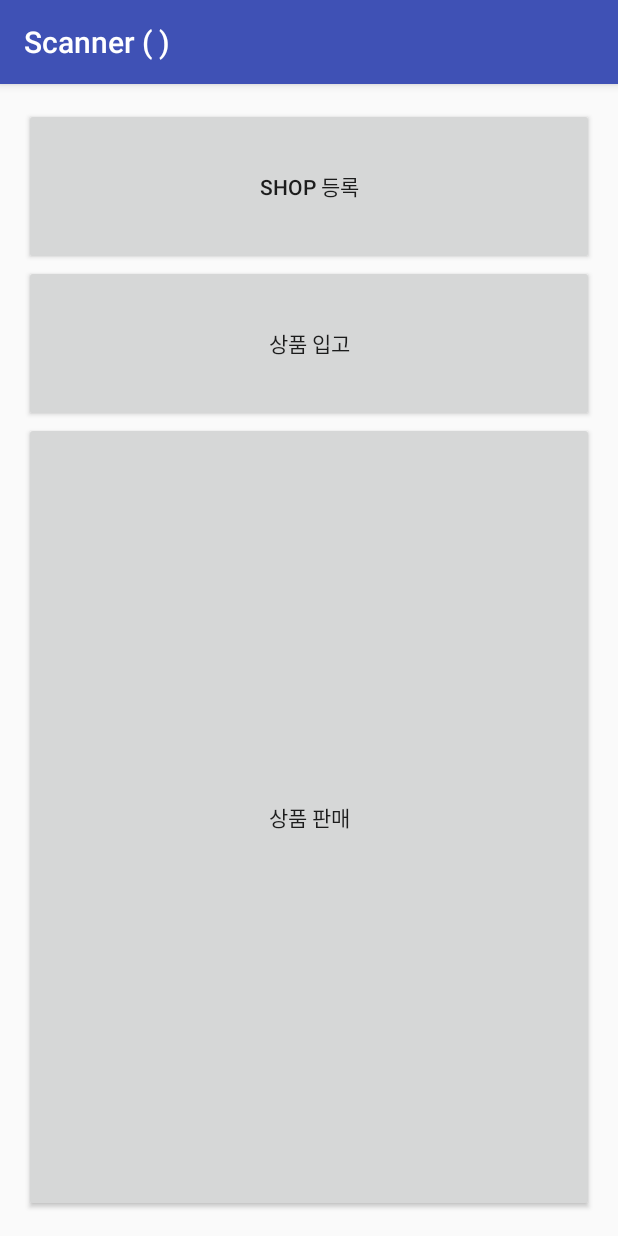
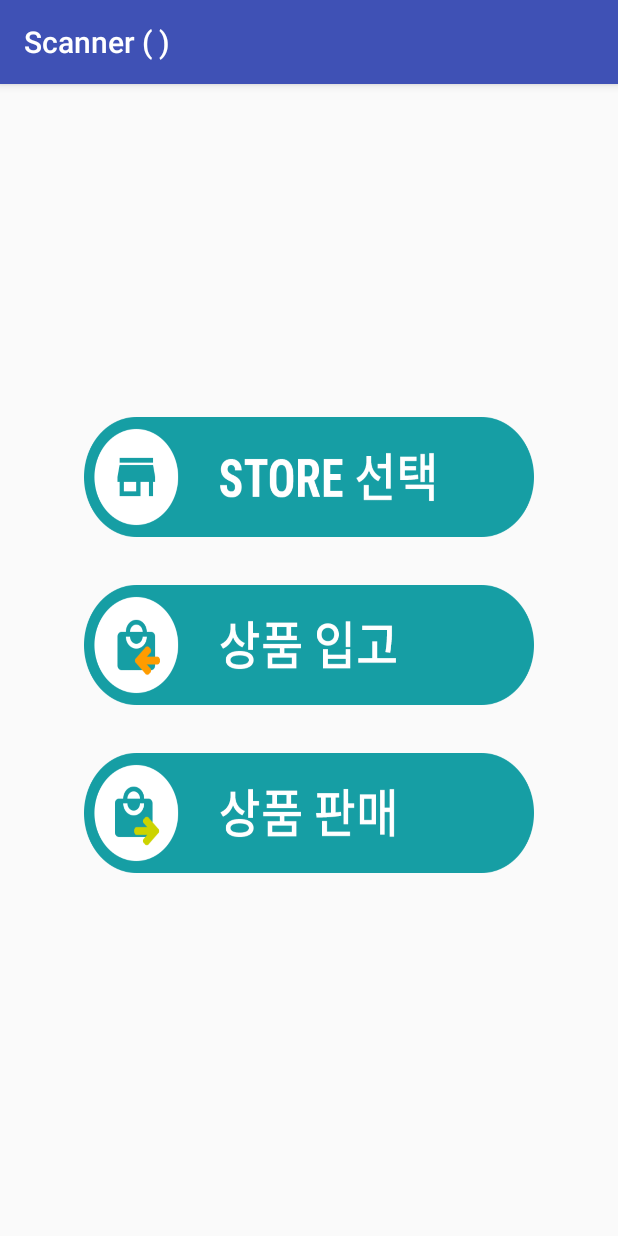
Before and after one commit to ldh1254/isthere, an Android app: the screen it shows after launch (MainActivity), on a phone screen of 412 x 824 dp. Run offline under Robolectric (Android 15) with nearby library versions, the phone set to English and light mode, and no system bars.

Commit message:
button image updated

```diff
--- a/app/src/main/res/layout/activity_main.xml
+++ b/app/src/main/res/layout/activity_main.xml
@@ -4,34 +4,40 @@
     android:id="@+id/activity_main"
     android:layout_width="match_parent"
     android:layout_height="match_parent"
-    android:paddingBottom="@dimen/activity_vertical_margin"
-    android:paddingLeft="@dimen/activity_horizontal_margin"
-    android:paddingRight="@dimen/activity_horizontal_margin"
-    android:paddingTop="@dimen/activity_vertical_margin"
     android:orientation="vertical"
+    android:gravity="center"
     tools:context="com.bigpicture.hje.scanner.MainActivity">
 
 
     <Button
         android:id="@+id/button_shop"
-        android:layout_weight="1"
-        android:layout_height="0dp"
+        android:layout_height="80dp"
+        android:layout_width="300dp"
+        android:background="@drawable/store"
+            />
+    <LinearLayout
         android:layout_width="match_parent"
-        android:text="Shop 등록"
-            />
+        android:layout_height="32dp"
+        ></LinearLayout>
     <Button
             android:id="@+id/button_in"
-            android:layout_weight="1"
-            android:layout_height="0dp"
-            android:layout_width="match_parent"
-            android:text="상품 입고"
+        android:layout_height="80dp"
+        android:layout_width="300dp"
+        android:background="@drawable/in"
             />
+    <LinearLayout
+        android:layout_width="match_parent"
+        android:layout_height="32dp"
+        ></LinearLayout>
     <Button
         android:id="@+id/button_out"
+        android:layout_height="80dp"
+        android:layout_width="300dp"
+        android:background="@drawable/out"
+         />
+    <LinearLayout
         android:layout_width="match_parent"
-        android:layout_height="0dp"
-        android:layout_weight="5"
-        android:text="상품 판매"
-         />
+        android:layout_height="20dp"
+        ></LinearLayout>
 
 </LinearLayout>
```
Also changed, not shown: app/src/main/res/drawable/in.png (added), app/src/main/res/drawable/out.png (added), app/src/main/res/drawable/store.png (added).
